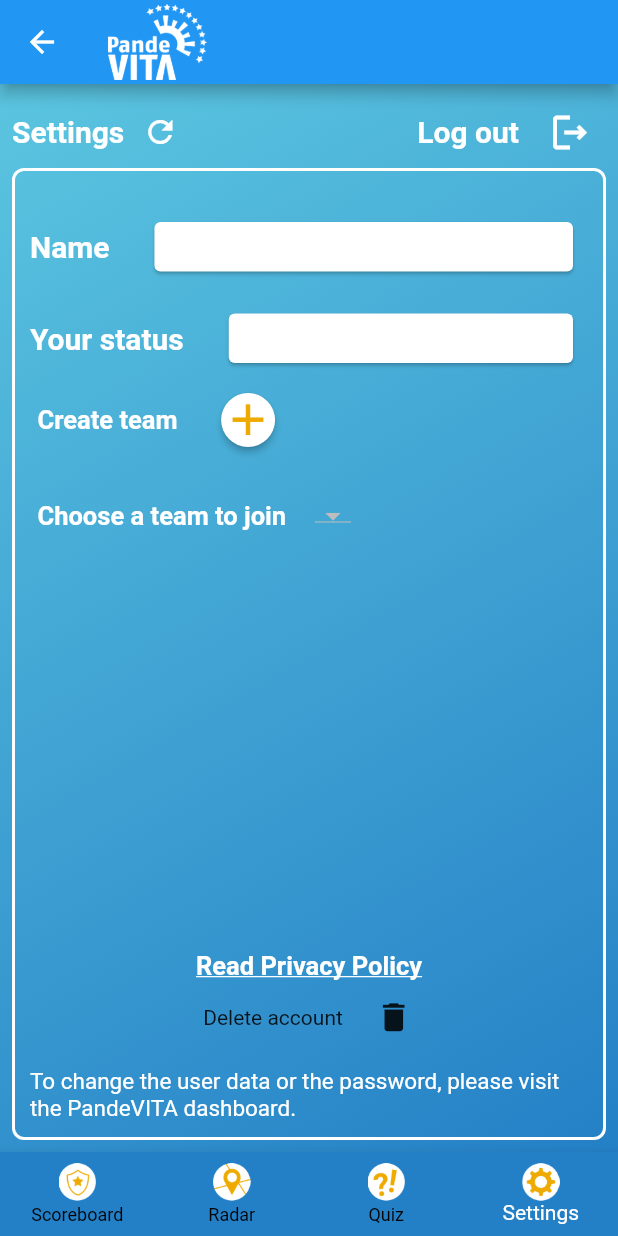
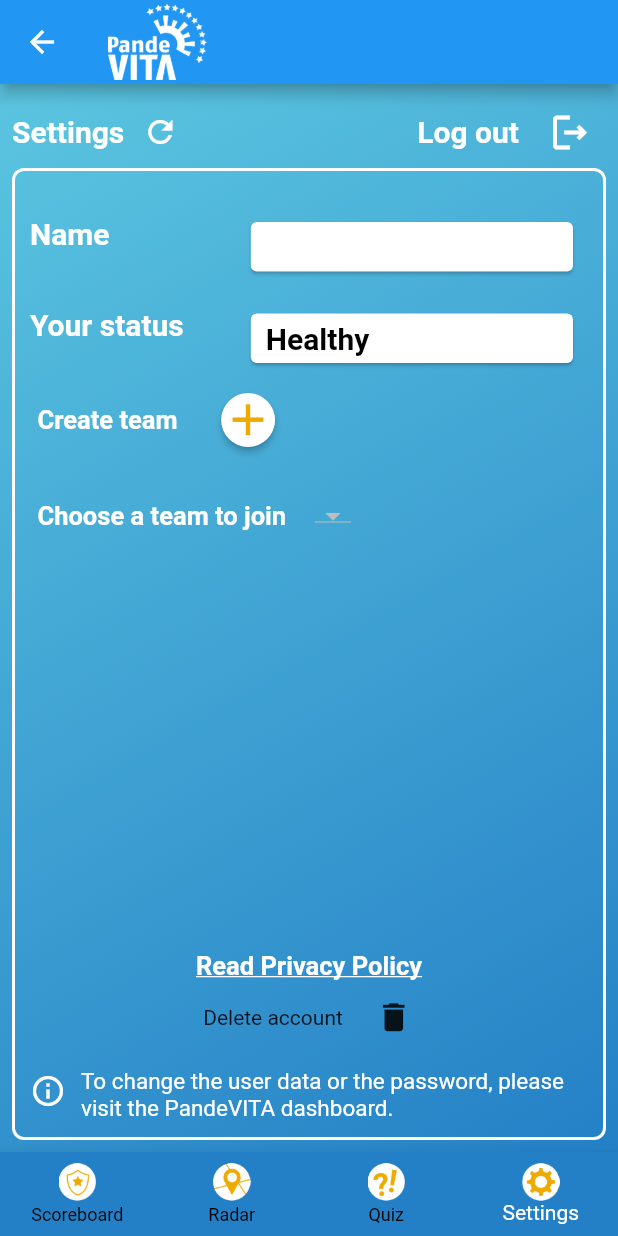
Before and after one commit to vttresearch/PandeVITA-App, a Flutter app: the HomePage screen opened by its route, item 4 of the bottom bar chosen, on a phone screen of 412 x 824 dp. Run offline on Flutter 3.47's test engine with Material 2 defaults, Android fonts, the phone set to English and light mode, and no system bars; our stand-ins replace email_validator, flutter_markdown, flutter_secure_storage, get, hive, hive_flutter and 8 more; missing offline and left inert: dart:ffi, flutter_beacon, flutter_foreground_task, flutter_osm_plugin; accounts and stored records are empty; network calls fail.

Commit message:
new design for settings page

```diff
--- a/lib/Utility/styles.dart
+++ b/lib/Utility/styles.dart
@@ -50,6 +50,11 @@ var settingsTextStyleTeamAct = const TextStyle(
 var settingsTextStyleAlt =  const TextStyle(
     fontWeight: FontWeight.bold,
     color: Colors.white,
+    fontSize: 20);
+
+var settingsTextStyleName =  const TextStyle(
+    fontWeight: FontWeight.bold,
+    color: Colors.black,
     fontSize: 20);
 
 var backgroundDecorationInfected3days =
--- a/lib/view/home_page.dart
+++ b/lib/view/home_page.dart
@@ -73,8 +73,8 @@ class _HomePageState extends State<HomePage> with WidgetsBindingObserver {
     Map<Permission, PermissionStatus> statuses = await [
       Permission.locationWhenInUse,
       Permission.bluetooth,
-     // Permission.bluetoothScan, //These are possibly needed for newer Android versions
-     // Permission.bluetoothAdvertise
+      Permission.bluetoothScan, //These are possibly needed for newer Android versions
+      Permission.bluetoothAdvertise
     ].request();
     if (statuses[Permission.locationWhenInUse]!.isGranted) {
       var status = await Permission.locationAlways.request();
--- a/lib/view/settings_page.dart
+++ b/lib/view/settings_page.dart
@@ -427,8 +427,13 @@ class SettingsPageState extends State<SettingsPage> {
                     //crossAxisAlignment: CrossAxisAlignment.start,
                       children: [
                         const SizedBox(height: 20),
-                    Row(
-                      mainAxisAlignment: MainAxisAlignment.spaceEvenly,
+                        Table(
+                          columnWidths: {
+                            0: FlexColumnWidth(3.5),
+                            1: FlexColumnWidth(6.5),
+                          },
+                          children: [
+                            TableRow(
                               children: [
                                 Padding(
                                     padding: const EdgeInsets.symmetric(
@@ -441,14 +446,12 @@ class SettingsPageState extends State<SettingsPage> {
                                         child: Card(
                                             child: Container(
                                                 child: Text(playerName,
-                                            style: settingsTextStyleAlt),
+                                                    style: settingsTextStyleName),
                                                 padding: const EdgeInsets.symmetric(
                                                     vertical: 5.0, horizontal: 10.0))))
-                        )
-                      ],
                                 ),
-                    Row(
-                        mainAxisAlignment: MainAxisAlignment.spaceEvenly,
+                              ]),
+                            TableRow(
                                 children: [
                                 Padding(
                                     padding: const EdgeInsets.symmetric(
@@ -462,20 +465,22 @@ class SettingsPageState extends State<SettingsPage> {
                                                child: Card(
                                                    child: Container(
                                                        child: Text(playerStatus,
-                                              style: settingsTextStyleAlt),
+                                                           style: settingsTextStyleName),
                                                        padding: const EdgeInsets.symmetric(
                                                            vertical: 5.0,
                                                            horizontal: 10.0))))
-                          )
+                                     ),
                             ]),
                             if (isNotMemberOfTeam == false)
-                      Row(
-                        mainAxisAlignment: MainAxisAlignment.spaceEvenly,
+                            TableRow(
                                 children: [
                                 Padding(
                                     padding: const EdgeInsets.symmetric(
                                         vertical: 10.0, horizontal: 10.0),
                                     child: Text("Team", style: settingsTextStyle)),
+                                   Row(
+                                     mainAxisAlignment: MainAxisAlignment.spaceEvenly,
+                                     children: [
                                        Expanded(
                                            child: Padding(
                                                padding: const EdgeInsets.symmetric(
@@ -483,12 +488,15 @@ class SettingsPageState extends State<SettingsPage> {
                                                child: Card(
                                                    child: Container(
                                                        child: Text(currentTeamName,
-                                              style: settingsTextStyleAlt),
+                                                           style: settingsTextStyleName),
                                                        padding: const EdgeInsets.symmetric(
                                                            vertical: 5.0,
-                                              horizontal: 10.0))))),
+                                                           horizontal: 10.0))))
+                                       ),
                                      ],
                                    ),
+                              ]),
+                          ]),
                         if (isFounderOfTeam == true) deleteTeamRow,
                         if (isNotMemberOfTeam == true)
                           Row(
@@ -783,14 +791,24 @@ class SettingsPageState extends State<SettingsPage> {
                             ),
                           ],
                         ),
-                    Center(
+                        Row(
+                            mainAxisAlignment: MainAxisAlignment.spaceEvenly,
+                            children: [
+                              //Icon(Icons.info_outline),
+                              Padding(
+                                child: Icon(Icons.info_outline, color: Colors.white),
+                                padding: const EdgeInsets.only( bottom: 5.0, left: 10.0)
+                              ),
+
+                              Expanded(
                               child: Padding(
                               child: Text(
                               "To change the user data or the password, please visit the PandeVITA dashboard.",
                                     style: TextStyle(
                                         fontSize: 15.0, color: whiteColor)),
                                 padding: const EdgeInsets.symmetric(
-                                vertical: 10.0, horizontal: 10.0))),
+                                    vertical: 10.0, horizontal: 10.0)),),
+                        ]),
                         //Log out row
 
                         /*SwitchListTile(
```
Also changed, not shown: 1 other file. Lines whose indentation alone changed are shown as unchanged.
